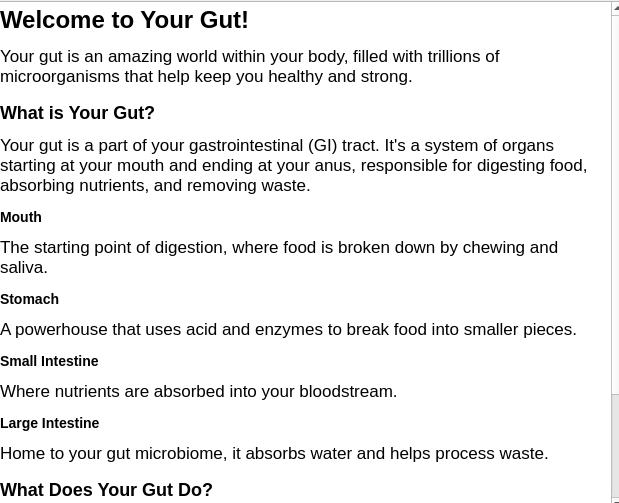
Before: the Qt Designer form A8EduApp/introtoguthealthwidget.ui in University-of-Utah-CS3505/a9-edu-app-f24-00Calvin00, drawn with Qt 5.
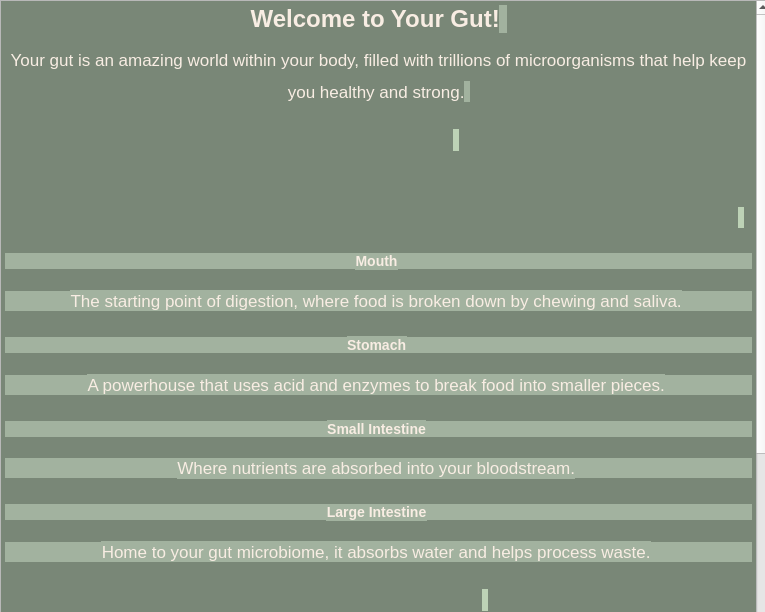
After: the same form once the commit is applied.

Patch:
```diff
--- a/A8EduApp/introtoguthealthwidget.ui
+++ b/A8EduApp/introtoguthealthwidget.ui
@@ -6,8 +6,8 @@
    <rect>
     <x>0</x>
     <y>0</y>
-    <width>619</width>
-    <height>503</height>
+    <width>765</width>
+    <height>612</height>
    </rect>
   </property>
   <property name="windowTitle">
@@ -39,10 +39,10 @@
   <widget class="QTextBrowser" name="textBrowser">
    <property name="geometry">
     <rect>
-     <x>-5</x>
-     <y>1</y>
-     <width>631</width>
-     <height>511</height>
+     <x>0</x>
+     <y>0</y>
+     <width>771</width>
+     <height>631</height>
     </rect>
    </property>
    <property name="html">
@@ -52,27 +52,28 @@
 hr { height: 1px; border-width: 0; }
 li.unchecked::marker { content: &quot;\2610&quot;; }
 li.checked::marker { content: &quot;\2612&quot;; }
-&lt;/style&gt;&lt;/head&gt;&lt;body style=&quot; font-family:'.AppleSystemUIFont'; font-size:13pt; font-weight:400; font-style:normal;&quot;&gt;
-&lt;h1 style=&quot; margin-top:18px; margin-bottom:12px; margin-left:0px; margin-right:0px; -qt-block-indent:0; text-indent:0px;&quot;&gt;&lt;span style=&quot; font-size:xx-large; font-weight:700;&quot;&gt;Welcome to Your Gut! &lt;/span&gt;&lt;/h1&gt;
-&lt;p style=&quot; margin-top:12px; margin-bottom:12px; margin-left:0px; margin-right:0px; -qt-block-indent:0; text-indent:0px;&quot;&gt;Your gut is an amazing world within your body, filled with trillions of microorganisms that help keep you healthy and strong. &lt;/p&gt;
-&lt;h2 style=&quot; margin-top:16px; margin-bottom:12px; margin-left:0px; margin-right:0px; -qt-block-indent:0; text-indent:0px;&quot;&gt;&lt;span style=&quot; font-size:x-large; font-weight:700;&quot;&gt;What is Your Gut? &lt;/span&gt;&lt;/h2&gt;
-&lt;p style=&quot; margin-top:12px; margin-bottom:12px; margin-left:0px; margin-right:0px; -qt-block-indent:0; text-indent:0px;&quot;&gt;Your gut is a part of your gastrointestinal (GI) tract. It's a system of organs starting at your mouth and ending at your anus, responsible for digesting food, absorbing nutrients, and removing waste. &lt;/p&gt;
-&lt;h3 style=&quot; margin-top:14px; margin-bottom:12px; margin-left:0px; margin-right:0px; -qt-block-indent:0; text-indent:0px;&quot;&gt;&lt;span style=&quot; font-size:large; font-weight:700;&quot;&gt;Mouth &lt;/span&gt;&lt;/h3&gt;
-&lt;p style=&quot; margin-top:12px; margin-bottom:12px; margin-left:0px; margin-right:0px; -qt-block-indent:0; text-indent:0px;&quot;&gt;The starting point of digestion, where food is broken down by chewing and saliva. &lt;/p&gt;
-&lt;h3 style=&quot; margin-top:14px; margin-bottom:12px; margin-left:0px; margin-right:0px; -qt-block-indent:0; text-indent:0px;&quot;&gt;&lt;span style=&quot; font-size:large; font-weight:700;&quot;&gt;Stomach &lt;/span&gt;&lt;/h3&gt;
-&lt;p style=&quot; margin-top:12px; margin-bottom:12px; margin-left:0px; margin-right:0px; -qt-block-indent:0; text-indent:0px;&quot;&gt;A powerhouse that uses acid and enzymes to break food into smaller pieces. &lt;/p&gt;
-&lt;h3 style=&quot; margin-top:14px; margin-bottom:12px; margin-left:0px; margin-right:0px; -qt-block-indent:0; text-indent:0px;&quot;&gt;&lt;span style=&quot; font-size:large; font-weight:700;&quot;&gt;Small Intestine &lt;/span&gt;&lt;/h3&gt;
-&lt;p style=&quot; margin-top:12px; margin-bottom:12px; margin-left:0px; margin-right:0px; -qt-block-indent:0; text-indent:0px;&quot;&gt;Where nutrients are absorbed into your bloodstream. &lt;/p&gt;
-&lt;h3 style=&quot; margin-top:14px; margin-bottom:12px; margin-left:0px; margin-right:0px; -qt-block-indent:0; text-indent:0px;&quot;&gt;&lt;span style=&quot; font-size:large; font-weight:700;&quot;&gt;Large Intestine &lt;/span&gt;&lt;/h3&gt;
-&lt;p style=&quot; margin-top:12px; margin-bottom:12px; margin-left:0px; margin-right:0px; -qt-block-indent:0; text-indent:0px;&quot;&gt;Home to your gut microbiome, it absorbs water and helps process waste. &lt;/p&gt;
-&lt;h2 style=&quot; margin-top:16px; margin-bottom:12px; margin-left:0px; margin-right:0px; -qt-block-indent:0; text-indent:0px;&quot;&gt;&lt;span style=&quot; font-size:x-large; font-weight:700;&quot;&gt;What Does Your Gut Do? &lt;/span&gt;&lt;/h2&gt;
+&lt;/style&gt;&lt;/head&gt;&lt;body style=&quot; font-family:'.AppleSystemUIFont'; font-size:13pt; font-weight:400; font-style:normal;&quot; bgcolor=&quot;#798777&quot;&gt;
+&lt;h1 align=&quot;center&quot; style=&quot; margin-top:0px; margin-bottom:0px; margin-left:0px; margin-right:0px; -qt-block-indent:0; text-indent:0px; line-height:160%;&quot;&gt;&lt;span style=&quot; font-family:'Arial','sans-serif'; font-size:xx-large; font-weight:700; color:#f8ede3;&quot;&gt;Welcome to Your Gut!&lt;/span&gt;&lt;span style=&quot; font-family:'Arial','sans-serif'; font-size:xx-large; font-weight:700; color:#f8ede3; background-color:#a2b29f;&quot;&gt; &lt;/span&gt;&lt;/h1&gt;
+&lt;p align=&quot;center&quot; style=&quot; margin-top:0px; margin-bottom:12px; margin-left:0px; margin-right:0px; -qt-block-indent:0; text-indent:0px; line-height:160%;&quot;&gt;&lt;span style=&quot; font-family:'Arial','sans-serif'; color:#f8ede3;&quot;&gt;Your gut is an amazing world within your body, filled with trillions of microorganisms that help keep you healthy and strong.&lt;/span&gt;&lt;span style=&quot; font-family:'Arial','sans-serif'; color:#f8ede3; background-color:#a2b29f;&quot;&gt; &lt;/span&gt;&lt;/p&gt;
+&lt;h2 align=&quot;center&quot; style=&quot; margin-top:16px; margin-bottom:0px; margin-left:0px; margin-right:0px; -qt-block-indent:0; text-indent:0px; line-height:160%;&quot;&gt;&lt;span style=&quot; font-family:'Arial','sans-serif'; font-size:x-large; font-weight:700; color:#798777;&quot;&gt;What is Your Gut?&lt;/span&gt;&lt;span style=&quot; font-family:'Arial','sans-serif'; font-size:x-large; font-weight:700; color:#798777; background-color:#bdd2b6;&quot;&gt; &lt;/span&gt;&lt;/h2&gt;
+&lt;p style=&quot; margin-top:12px; margin-bottom:12px; margin-left:0px; margin-right:0px; -qt-block-indent:0; text-indent:0px; line-height:160%;&quot;&gt;&lt;span style=&quot; font-family:'Arial','sans-serif'; color:#798777;&quot;&gt;Your gut is a part of your gastrointestinal (GI) tract. It's a system of organs starting at your mouth and ending at your anus, responsible for digesting food, absorbing nutrients, and removing waste.&lt;/span&gt;&lt;span style=&quot; font-family:'Arial','sans-serif'; color:#798777; background-color:#bdd2b6;&quot;&gt; &lt;/span&gt;&lt;/p&gt;
+&lt;h3 align=&quot;center&quot; style=&quot; margin-top:14px; margin-bottom:0px; margin-left:0px; margin-right:0px; -qt-block-indent:0; text-indent:0px; line-height:160%; background-color:#a2b29f;&quot;&gt;&lt;span style=&quot; font-family:'Arial','sans-serif'; font-size:large; font-weight:700; color:#f8ede3; background-color:#a2b29f;&quot;&gt;Mouth&lt;/span&gt;&lt;span style=&quot; font-family:'Arial','sans-serif'; font-size:large; font-weight:700; color:#f8ede3;&quot;&gt; &lt;/span&gt;&lt;/h3&gt;
+&lt;p align=&quot;center&quot; style=&quot; margin-top:12px; margin-bottom:12px; margin-left:0px; margin-right:0px; -qt-block-indent:0; text-indent:0px; line-height:160%; background-color:#a2b29f;&quot;&gt;&lt;span style=&quot; font-family:'Arial','sans-serif'; color:#f8ede3; background-color:#a2b29f;&quot;&gt;The starting point of digestion, where food is broken down by chewing and saliva.&lt;/span&gt;&lt;span style=&quot; font-family:'Arial','sans-serif'; color:#f8ede3;&quot;&gt; &lt;/span&gt;&lt;/p&gt;
+&lt;h3 align=&quot;center&quot; style=&quot; margin-top:14px; margin-bottom:0px; margin-left:0px; margin-right:0px; -qt-block-indent:0; text-indent:0px; line-height:160%; background-color:#a2b29f;&quot;&gt;&lt;span style=&quot; font-family:'Arial','sans-serif'; font-size:large; font-weight:700; color:#f8ede3; background-color:#a2b29f;&quot;&gt;Stomach&lt;/span&gt;&lt;span style=&quot; font-family:'Arial','sans-serif'; font-size:large; font-weight:700; color:#f8ede3;&quot;&gt; &lt;/span&gt;&lt;/h3&gt;
+&lt;p align=&quot;center&quot; style=&quot; margin-top:12px; margin-bottom:12px; margin-left:0px; margin-right:0px; -qt-block-indent:0; text-indent:0px; line-height:160%; background-color:#a2b29f;&quot;&gt;&lt;span style=&quot; font-family:'Arial','sans-serif'; color:#f8ede3; background-color:#a2b29f;&quot;&gt;A powerhouse that uses acid and enzymes to break food into smaller pieces.&lt;/span&gt;&lt;span style=&quot; font-family:'Arial','sans-serif'; color:#f8ede3;&quot;&gt; &lt;/span&gt;&lt;/p&gt;
+&lt;h3 align=&quot;center&quot; style=&quot; margin-top:14px; margin-bottom:0px; margin-left:0px; margin-right:0px; -qt-block-indent:0; text-indent:0px; line-height:160%; background-color:#a2b29f;&quot;&gt;&lt;span style=&quot; font-family:'Arial','sans-serif'; font-size:large; font-weight:700; color:#f8ede3; background-color:#a2b29f;&quot;&gt;Small Intestine&lt;/span&gt;&lt;span style=&quot; font-family:'Arial','sans-serif'; font-size:large; font-weight:700; color:#f8ede3;&quot;&gt; &lt;/span&gt;&lt;/h3&gt;
+&lt;p align=&quot;center&quot; style=&quot; margin-top:12px; margin-bottom:12px; margin-left:0px; margin-right:0px; -qt-block-indent:0; text-indent:0px; line-height:160%; background-color:#a2b29f;&quot;&gt;&lt;span style=&quot; font-family:'Arial','sans-serif'; color:#f8ede3; background-color:#a2b29f;&quot;&gt;Where nutrients are absorbed into your bloodstream.&lt;/span&gt;&lt;span style=&quot; font-family:'Arial','sans-serif'; color:#f8ede3;&quot;&gt; &lt;/span&gt;&lt;/p&gt;
+&lt;h3 align=&quot;center&quot; style=&quot; margin-top:14px; margin-bottom:0px; margin-left:0px; margin-right:0px; -qt-block-indent:0; text-indent:0px; line-height:160%; background-color:#a2b29f;&quot;&gt;&lt;span style=&quot; font-family:'Arial','sans-serif'; font-size:large; font-weight:700; color:#f8ede3; background-color:#a2b29f;&quot;&gt;Large Intestine&lt;/span&gt;&lt;span style=&quot; font-family:'Arial','sans-serif'; font-size:large; font-weight:700; color:#f8ede3;&quot;&gt; &lt;/span&gt;&lt;/h3&gt;
+&lt;p align=&quot;center&quot; style=&quot; margin-top:12px; margin-bottom:12px; margin-left:0px; margin-right:0px; -qt-block-indent:0; text-indent:0px; line-height:160%; background-color:#a2b29f;&quot;&gt;&lt;span style=&quot; font-family:'Arial','sans-serif'; color:#f8ede3; background-color:#a2b29f;&quot;&gt;Home to your gut microbiome, it absorbs water and helps process waste.&lt;/span&gt;&lt;span style=&quot; font-family:'Arial','sans-serif'; color:#f8ede3;&quot;&gt; &lt;/span&gt;&lt;/p&gt;
+&lt;h2 align=&quot;center&quot; style=&quot; margin-top:16px; margin-bottom:0px; margin-left:0px; margin-right:0px; -qt-block-indent:0; text-indent:0px; line-height:160%;&quot;&gt;&lt;span style=&quot; font-family:'Arial','sans-serif'; font-size:x-large; font-weight:700; color:#798777;&quot;&gt;What Does Your Gut Do?&lt;/span&gt;&lt;span style=&quot; font-family:'Arial','sans-serif'; font-size:x-large; font-weight:700; color:#798777; background-color:#bdd2b6;&quot;&gt; &lt;/span&gt;&lt;/h2&gt;
 &lt;ul style=&quot;margin-top: 0px; margin-bottom: 0px; margin-left: 0px; margin-right: 0px; -qt-list-indent: 1;&quot;&gt;
-&lt;li style=&quot; margin-top:12px; margin-bottom:0px; margin-left:0px; margin-right:0px; -qt-block-indent:0; text-indent:0px;&quot;&gt;Digests food to provide energy. &lt;/li&gt;
-&lt;li style=&quot; margin-top:0px; margin-bottom:0px; margin-left:0px; margin-right:0px; -qt-block-indent:0; text-indent:0px;&quot;&gt;Absorbs essential nutrients your body needs. &lt;/li&gt;
-&lt;li style=&quot; margin-top:0px; margin-bottom:0px; margin-left:0px; margin-right:0px; -qt-block-indent:0; text-indent:0px;&quot;&gt;Supports your immune system. &lt;/li&gt;
-&lt;li style=&quot; margin-top:0px; margin-bottom:0px; margin-left:0px; margin-right:0px; -qt-block-indent:0; text-indent:0px;&quot;&gt;Maintains the balance of good and bad bacteria in your microbiome. &lt;/li&gt;
-&lt;li style=&quot; margin-top:0px; margin-bottom:12px; margin-left:0px; margin-right:0px; -qt-block-indent:0; text-indent:0px;&quot;&gt;Connects to your brain to influence mood and mental health. &lt;/li&gt;&lt;/ul&gt;
-&lt;p style=&quot; margin-top:12px; margin-bottom:12px; margin-left:0px; margin-right:0px; -qt-block-indent:0; text-indent:0px;&quot;&gt;Discover more about your gut and how to take care of it! &lt;/p&gt;&lt;/body&gt;&lt;/html&gt;</string>
+&lt;li style=&quot; font-family:'Arial','sans-serif'; color:#f8ede3; background-color:#a2b29f;&quot; style=&quot; margin-top:0px; margin-bottom:0px; margin-left:0px; margin-right:0px; -qt-block-indent:0; text-indent:0px; line-height:160%;&quot;&gt;Digests food to provide energy.&lt;span style=&quot; color:#798777;&quot;&gt; &lt;/span&gt;&lt;/li&gt;
+&lt;li style=&quot; font-family:'Arial','sans-serif'; color:#f8ede3; background-color:#a2b29f;&quot; style=&quot; margin-top:0px; margin-bottom:0px; margin-left:0px; margin-right:0px; -qt-block-indent:0; text-indent:0px; line-height:160%;&quot;&gt;Absorbs essential nutrients your body needs.&lt;span style=&quot; color:#798777;&quot;&gt; &lt;/span&gt;&lt;/li&gt;
+&lt;li style=&quot; font-family:'Arial','sans-serif'; color:#f8ede3; background-color:#a2b29f;&quot; style=&quot; margin-top:0px; margin-bottom:0px; margin-left:0px; margin-right:0px; -qt-block-indent:0; text-indent:0px; line-height:160%;&quot;&gt;Supports your immune system.&lt;span style=&quot; color:#798777;&quot;&gt; &lt;/span&gt;&lt;/li&gt;
+&lt;li style=&quot; font-family:'Arial','sans-serif'; color:#f8ede3; background-color:#a2b29f;&quot; style=&quot; margin-top:0px; margin-bottom:0px; margin-left:0px; margin-right:0px; -qt-block-indent:0; text-indent:0px; line-height:160%;&quot;&gt;Maintains the balance of good and bad bacteria in your microbiome.&lt;span style=&quot; color:#798777;&quot;&gt; &lt;/span&gt;&lt;/li&gt;
+&lt;li style=&quot; font-family:'Arial','sans-serif'; color:#f8ede3; background-color:#a2b29f;&quot; style=&quot; margin-top:0px; margin-bottom:0px; margin-left:0px; margin-right:0px; -qt-block-indent:0; text-indent:0px; line-height:160%;&quot;&gt;Connects to your brain to influence mood and mental health.&lt;span style=&quot; color:#798777;&quot;&gt; &lt;/span&gt;&lt;/li&gt;&lt;/ul&gt;
+&lt;p align=&quot;center&quot; style=&quot; margin-top:0px; margin-bottom:0px; margin-left:0px; margin-right:0px; -qt-block-indent:0; text-indent:0px; line-height:160%;&quot;&gt;&lt;span style=&quot; font-family:'Arial','sans-serif'; color:#f8ede3; background-color:#798777;&quot;&gt;Learn More About Gut Health&lt;/span&gt;&lt;span style=&quot; font-family:'Arial','sans-serif'; color:#798777; background-color:#bdd2b6;&quot;&gt; &lt;/span&gt;&lt;/p&gt;
+&lt;p align=&quot;center&quot; style=&quot; margin-top:12px; margin-bottom:12px; margin-left:0px; margin-right:0px; -qt-block-indent:0; text-indent:0px; line-height:160%;&quot;&gt;&lt;span style=&quot; font-family:'Arial','sans-serif'; color:#f8ede3;&quot;&gt;Discover more about your gut and how to take care of it!&lt;/span&gt;&lt;span style=&quot; font-family:'Arial','sans-serif'; color:#f8ede3; background-color:#a2b29f;&quot;&gt; &lt;/span&gt;&lt;/p&gt;&lt;/body&gt;&lt;/html&gt;</string>
    </property>
   </widget>
  </widget>
```
